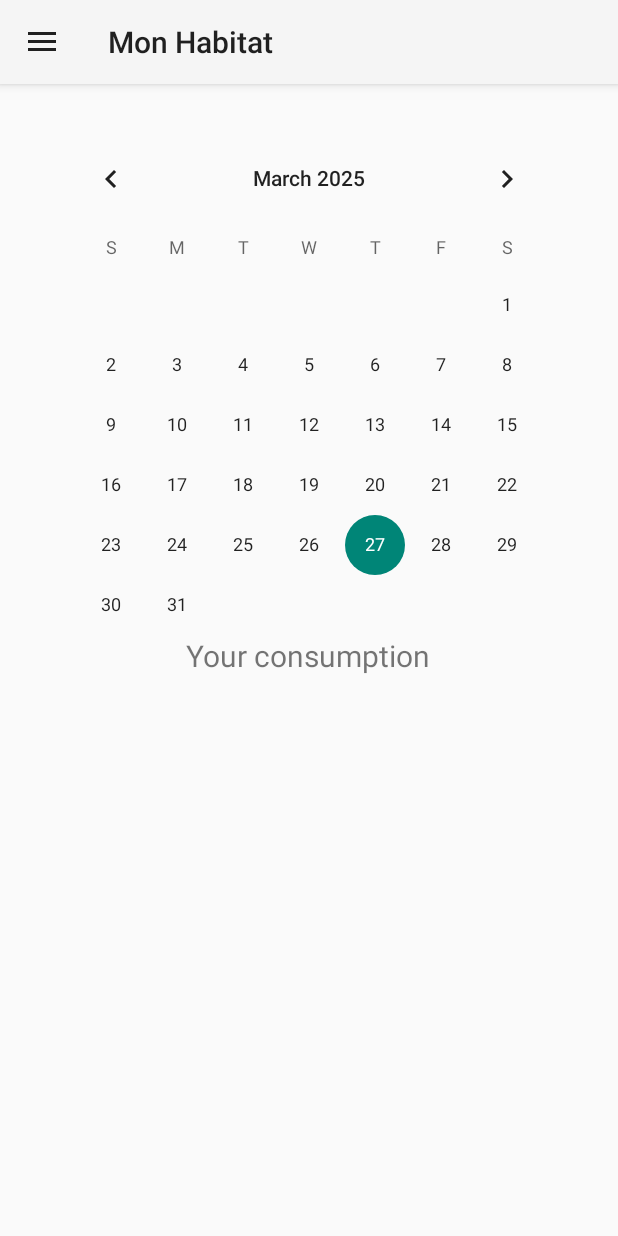
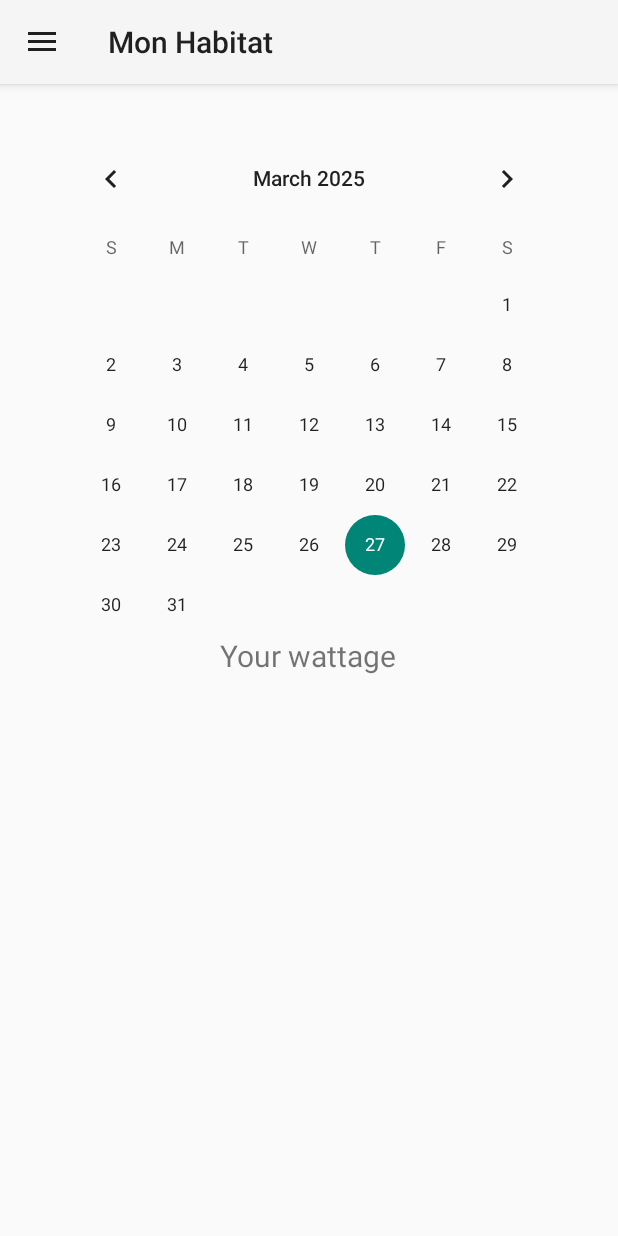
Before and after one commit to sutakos/PowerHome, an Android app: the fragment MonHabitatFragment placed in its activity, on a phone screen of 412 x 824 dp. Run offline under Robolectric (Android 15) with nearby library versions, the phone set to English and light mode, and no system bars; libraries missing offline, so code that uses them is left out: com.koushikdutta.async, com.koushikdutta.ion; pictures from the network do not load; 2 statements that could not run were skipped.

Commit message:
Ajout du calendrier conso .xml

```diff
--- a/app/src/main/res/values/strings.xml
+++ b/app/src/main/res/values/strings.xml
@@ -68,5 +68,5 @@
     <string name="mon_habitat">Mon habitat\n</string>
     <string name="habitats">Habitats</string>
     <string name="gaetan_leclair_toodo_com">gaetan_leclair_toodo_com</string>
-    <string name="votre_consommation">Your consumption</string>
+    <string name="votre_consommation">Your wattage</string>
 </resources>
```
